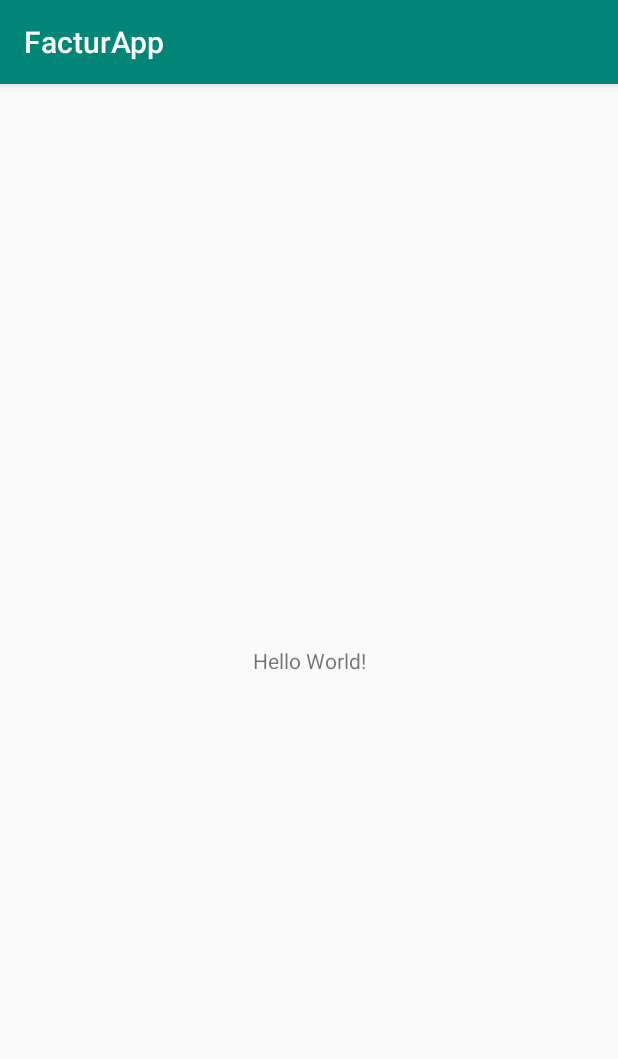
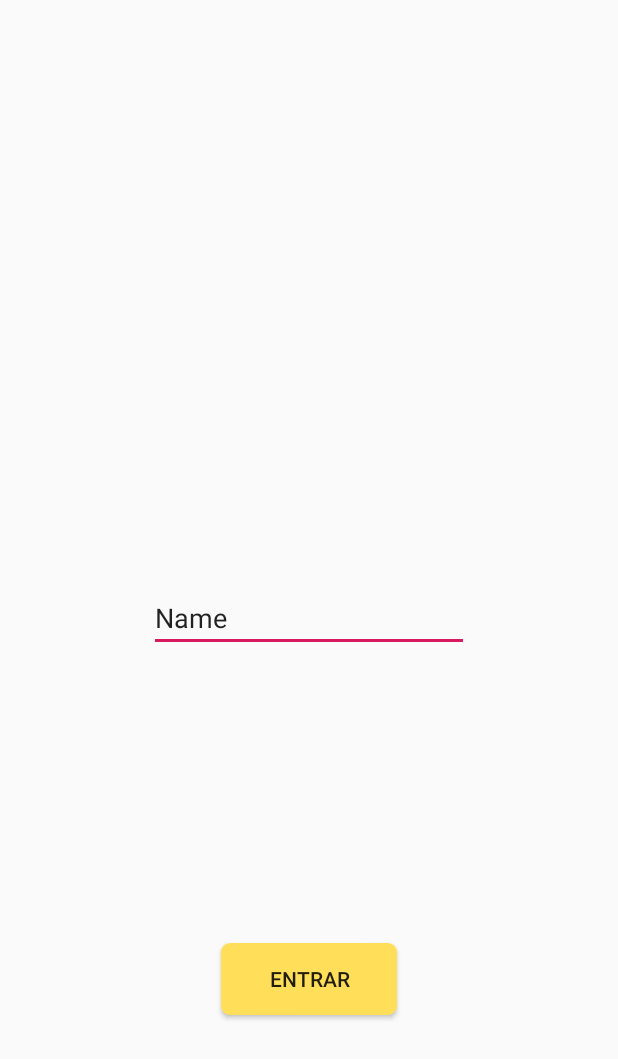
Before and after one commit to luissalgado9/proyecto-xiu, an Android app: the screen it shows after launch (MainActivity), on a phone screen of 412 x 824 dp. Shown: the top 1059 px of the screen. Run offline under Robolectric (Android 15) with nearby library versions, the phone set to English and light mode, and no system bars.

Commit message:
Boton y estilos

```diff
--- /dev/null
+++ b/app/src/main/res/drawable/btn_round.xml
@@ -0,0 +1,8 @@
+<?xml version="1.0" encoding="utf-8"?>
+<shape xmlns:android="http://schemas.android.com/apk/res/android"
+    android:shape="rectangle">
+    <solid android:color="#ffde59"/>
+    <corners
+        android:radius="6dp"
+        />
+</shape>
--- a/app/src/main/res/layout/activity_main.xml
+++ b/app/src/main/res/layout/activity_main.xml
@@ -1,18 +1,27 @@
 <?xml version="1.0" encoding="utf-8"?>
-<android.support.constraint.ConstraintLayout xmlns:android="http://schemas.android.com/apk/res/android"
+<RelativeLayout xmlns:android="http://schemas.android.com/apk/res/android"
     xmlns:app="http://schemas.android.com/apk/res-auto"
     xmlns:tools="http://schemas.android.com/tools"
     android:layout_width="match_parent"
     android:layout_height="match_parent"
     tools:context=".MainActivity">
 
-    <TextView
+    <Button
+        android:id="@+id/button"
+        android:layout_width="117dp"
+        android:layout_height="wrap_content"
+        android:layout_alignParentBottom="true"
+        android:layout_centerHorizontal="true"
+        android:layout_marginBottom="147dp"
+        android:background="@drawable/btn_round"
+        android:text="Entrar" />
+
+    <EditText
+        android:id="@+id/editText"
         android:layout_width="wrap_content"
         android:layout_height="wrap_content"
-        android:text="Hello World!"
-        app:layout_constraintBottom_toBottomOf="parent"
-        app:layout_constraintLeft_toLeftOf="parent"
-        app:layout_constraintRight_toRightOf="parent"
-        app:layout_constraintTop_toTopOf="parent" />
-
-</android.support.constraint.ConstraintLayout>
+        android:layout_centerInParent="true"
+        android:ems="10"
+        android:inputType="textPersonName"
+        android:text="Name" />
+</RelativeLayout>
--- a/app/src/main/res/values/styles.xml
+++ b/app/src/main/res/values/styles.xml
@@ -1,7 +1,7 @@
 <resources>
 
     <!-- Base application theme. -->
-    <style name="AppTheme" parent="Theme.AppCompat.Light.DarkActionBar">
+    <style name="AppTheme" parent="Theme.AppCompat.Light.NoActionBar">
         <!-- Customize your theme here. -->
         <item name="colorPrimary">@color/colorPrimary</item>
         <item name="colorPrimaryDark">@color/colorPrimaryDark</item>
```
